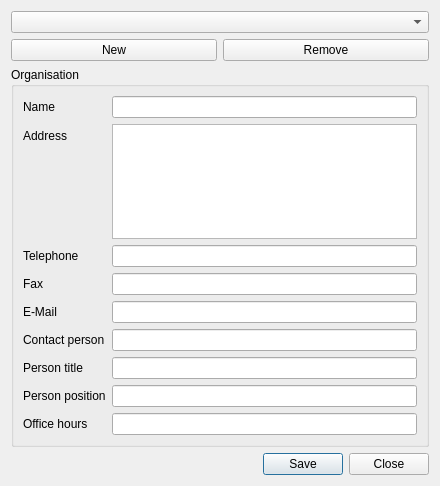
Above: src/ui/ui_organization_editor.ui from nextgis/qgis_metatools before the change. Below: the same form after it.
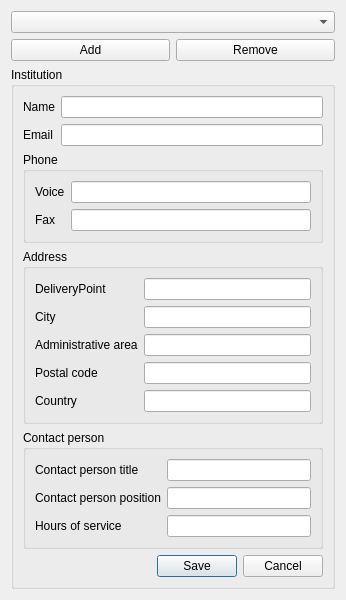
That is the form after the change.

Commit message: First (not worked) version of organization form

The edit to the form file:
```diff
--- a/src/ui/ui_organization_editor.ui
+++ b/src/ui/ui_organization_editor.ui
@@ -6,142 +6,201 @@
    <rect>
     <x>0</x>
     <y>0</y>
-    <width>440</width>
-    <height>486</height>
+    <width>346</width>
+    <height>598</height>
    </rect>
   </property>
   <property name="windowTitle">
    <string>Manage organisations</string>
   </property>
-  <layout class="QVBoxLayout" name="verticalLayout">
-   <item>
-    <widget class="QComboBox" name="cmbOrganisation"/>
+  <layout class="QGridLayout" name="gridLayout">
+   <item row="0" column="0" colspan="2">
+    <widget class="QComboBox" name="orgComboBox"/>
    </item>
-   <item>
-    <layout class="QHBoxLayout" name="horizontalLayout">
-     <item>
-      <widget class="QPushButton" name="btnNew">
+   <item row="1" column="0">
+    <widget class="QPushButton" name="addButton">
        <property name="text">
-        <string>New</string>
+      <string>Add</string>
        </property>
       </widget>
      </item>
-     <item>
-      <widget class="QPushButton" name="btnRemove">
+   <item row="1" column="1">
+    <widget class="QPushButton" name="removeButton">
        <property name="text">
         <string>Remove</string>
        </property>
       </widget>
      </item>
-    </layout>
-   </item>
-   <item>
-    <widget class="QGroupBox" name="groupBox">
+   <item row="2" column="0" colspan="2">
+    <widget class="QGroupBox" name="orgGroupBox">
      <property name="title">
-      <string>Organisation</string>
+      <string>Institution</string>
      </property>
-     <layout class="QFormLayout" name="formLayout">
+     <layout class="QGridLayout" name="gridLayout_3">
+      <item row="0" column="1">
+       <widget class="QLineEdit" name="nameLineEdit"/>
+      </item>
       <item row="0" column="0">
-       <widget class="QLabel" name="label">
+       <widget class="QLabel" name="nameLabel">
         <property name="text">
          <string>Name</string>
         </property>
        </widget>
       </item>
-      <item row="0" column="1">
-       <widget class="QLineEdit" name="leName"/>
+      <item row="5" column="0" colspan="2">
+       <widget class="QDialogButtonBox" name="orgButtonBox">
+        <property name="orientation">
+         <enum>Qt::Horizontal</enum>
+        </property>
+        <property name="standardButtons">
+         <set>QDialogButtonBox::Cancel|QDialogButtonBox::Save</set>
+        </property>
+       </widget>
       </item>
-      <item row="1" column="0">
-       <widget class="QLabel" name="label_2">
-        <property name="text">
+      <item row="3" column="0" colspan="2">
+       <widget class="QGroupBox" name="addressGroupBox">
+        <property name="title">
          <string>Address</string>
         </property>
+        <layout class="QGridLayout" name="gridLayout_2">
+         <item row="0" column="0">
+          <widget class="QLabel" name="label">
+           <property name="text">
+            <string>DeliveryPoint</string>
+           </property>
+          </widget>
+         </item>
+         <item row="1" column="0">
+          <widget class="QLabel" name="label_2">
+           <property name="text">
+            <string>City</string>
+           </property>
        </widget>
       </item>
       <item row="1" column="1">
-       <widget class="QTextEdit" name="textAddress"/>
+          <widget class="QLineEdit" name="cityLineEdit"/>
+         </item>
+         <item row="0" column="1">
+          <widget class="QLineEdit" name="deliveryLineEdit"/>
+         </item>
+         <item row="2" column="1">
+          <widget class="QLineEdit" name="admLineEdit"/>
       </item>
       <item row="2" column="0">
        <widget class="QLabel" name="label_3">
         <property name="text">
-         <string>Telephone</string>
+            <string>Administrative area</string>
+           </property>
+           <property name="scaledContents">
+            <bool>false</bool>
+           </property>
+           <property name="wordWrap">
+            <bool>true</bool>
         </property>
        </widget>
       </item>
-      <item row="2" column="1">
-       <widget class="QLineEdit" name="lePhone"/>
-      </item>
       <item row="3" column="0">
        <widget class="QLabel" name="label_4">
         <property name="text">
-         <string>Fax</string>
+            <string>Postal code</string>
         </property>
        </widget>
       </item>
       <item row="3" column="1">
-       <widget class="QLineEdit" name="leFax"/>
+          <widget class="QLineEdit" name="postalLineEdit"/>
       </item>
       <item row="4" column="0">
        <widget class="QLabel" name="label_5">
         <property name="text">
-         <string>E-Mail</string>
+            <string>Country</string>
         </property>
        </widget>
       </item>
       <item row="4" column="1">
-       <widget class="QLineEdit" name="leEmail"/>
-      </item>
-      <item row="5" column="0">
+          <widget class="QLineEdit" name="countryLineEdit"/>
+         </item>
+        </layout>
+       </widget>
+      </item>
+      <item row="2" column="0" colspan="2">
+       <widget class="QGroupBox" name="phoneGroupBox">
+        <property name="title">
+         <string>Phone</string>
+        </property>
+        <layout class="QFormLayout" name="formLayout">
+         <item row="0" column="1">
+          <widget class="QLineEdit" name="voicePhoneLineEdit"/>
+         </item>
+         <item row="0" column="0">
        <widget class="QLabel" name="label_6">
         <property name="text">
-         <string>Contact person</string>
+            <string>Voice</string>
         </property>
        </widget>
       </item>
-      <item row="5" column="1">
-       <widget class="QLineEdit" name="leContactPerson"/>
-      </item>
-      <item row="6" column="0">
+         <item row="1" column="1">
+          <widget class="QLineEdit" name="faxLineEdit"/>
+         </item>
+         <item row="1" column="0">
        <widget class="QLabel" name="label_7">
         <property name="text">
-         <string>Person title</string>
+            <string>Fax</string>
         </property>
        </widget>
       </item>
-      <item row="6" column="1">
-       <widget class="QLineEdit" name="lePersonTitle"/>
+        </layout>
+       </widget>
       </item>
-      <item row="7" column="0">
+      <item row="1" column="1">
+       <widget class="QLineEdit" name="emailLineEdit"/>
+      </item>
+      <item row="1" column="0">
        <widget class="QLabel" name="label_8">
         <property name="text">
-         <string>Person position</string>
+         <string>Email</string>
         </property>
        </widget>
       </item>
-      <item row="7" column="1">
-       <widget class="QLineEdit" name="lePersonPosition"/>
-      </item>
-      <item row="8" column="0">
+      <item row="4" column="0" colspan="2">
+       <widget class="QGroupBox" name="contactGroupBox">
+        <property name="title">
+         <string>Contact person</string>
+        </property>
+        <layout class="QGridLayout" name="gridLayout_4">
+         <item row="0" column="1">
+          <widget class="QLineEdit" name="contactTitleLineEdit"/>
+         </item>
+         <item row="0" column="0">
        <widget class="QLabel" name="label_9">
         <property name="text">
-         <string>Office hours</string>
+            <string>Contact person title</string>
         </property>
        </widget>
       </item>
-      <item row="8" column="1">
-       <widget class="QLineEdit" name="leOfficeHours"/>
-      </item>
-     </layout>
-    </widget>
-   </item>
-   <item>
-    <widget class="QDialogButtonBox" name="buttonBox">
-     <property name="orientation">
-      <enum>Qt::Horizontal</enum>
-     </property>
-     <property name="standardButtons">
-      <set>QDialogButtonBox::Close|QDialogButtonBox::Save</set>
-     </property>
+         <item row="1" column="1">
+          <widget class="QLineEdit" name="contactPositionLineEdit"/>
+         </item>
+         <item row="1" column="0">
+          <widget class="QLabel" name="label_10">
+           <property name="text">
+            <string>Contact person position</string>
+           </property>
+          </widget>
+         </item>
+         <item row="2" column="1">
+          <widget class="QLineEdit" name="hoursLineEdit"/>
+         </item>
+         <item row="2" column="0">
+          <widget class="QLabel" name="label_11">
+           <property name="text">
+            <string>Hours of service</string>
+           </property>
+          </widget>
+         </item>
+        </layout>
+       </widget>
+      </item>
+     </layout>
     </widget>
    </item>
   </layout>
```
Left out of the diff: 17 changed lines with no effect on the pictures. Lines whose indentation alone changed are shown as unchanged. The commit also changes 4 other files.
